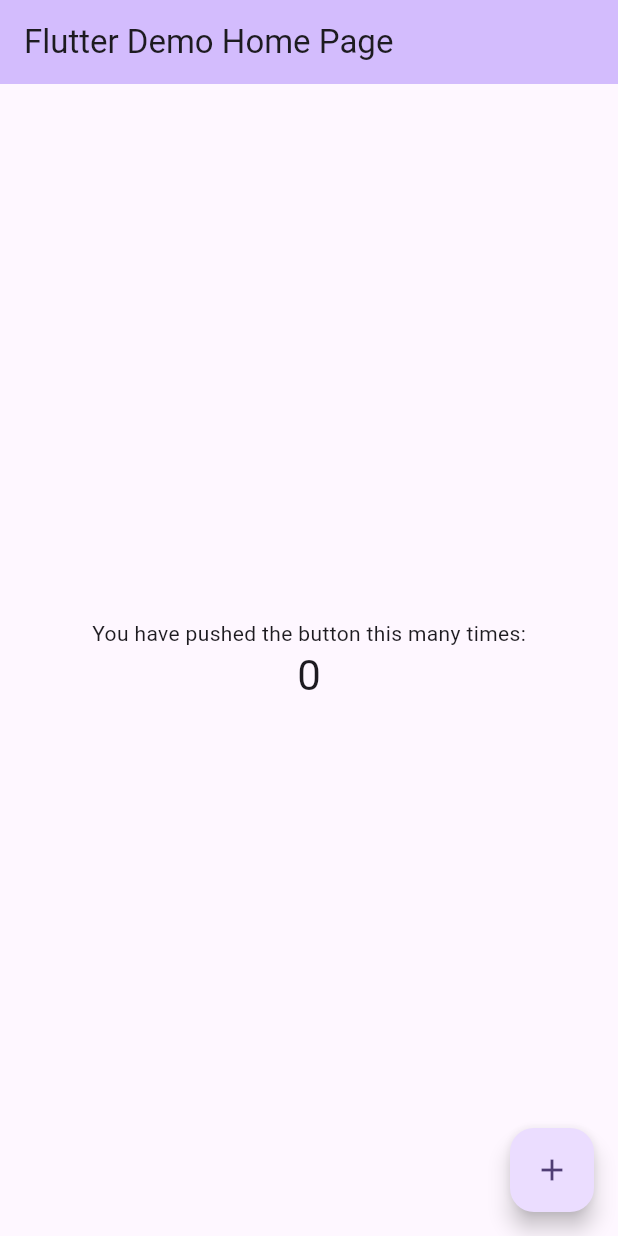
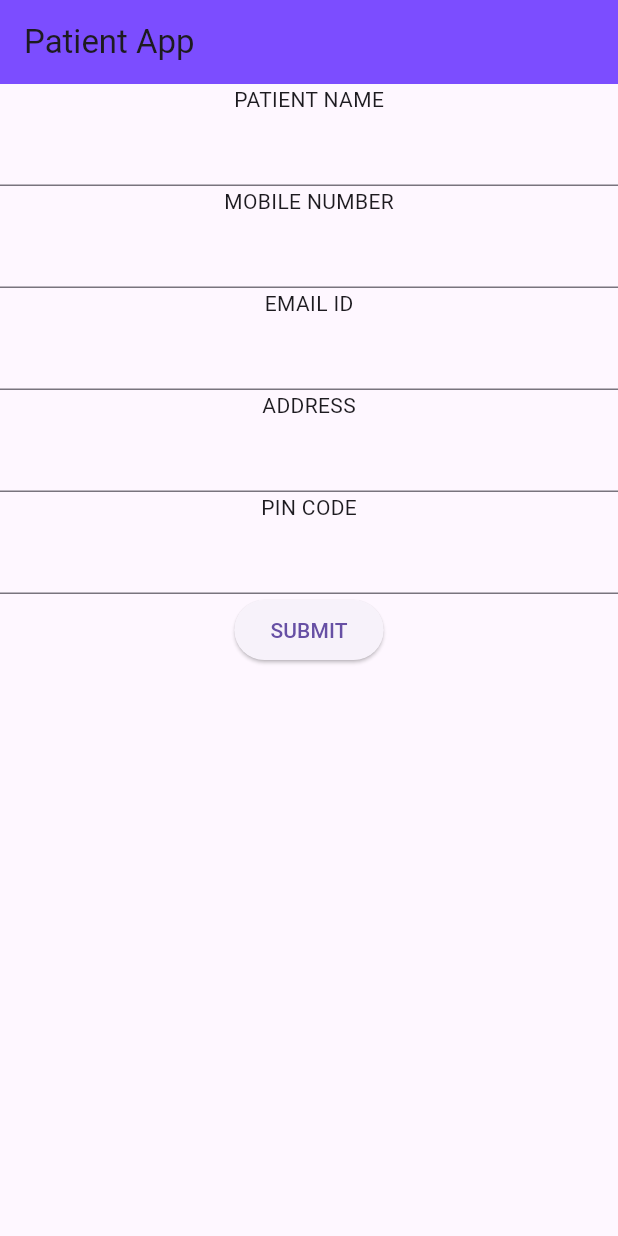
Before and after one commit to safabeegum/FLUTTER_PATIENT_APP, a Flutter app: the screen it shows after launch, on a phone screen of 412 x 824 dp. Run offline on Flutter 3.47's test engine with Material 3 defaults, Android fonts, the phone set to English and light mode, and no system bars.

Commit message:
Form Created

```diff
--- a/lib/main.dart
+++ b/lib/main.dart
@@ -1,125 +1,41 @@
 import 'package:flutter/material.dart';
 
-void main() {
-  runApp(const MyApp());
+void main()
+{
+  runApp(Patient());
 }
 
-class MyApp extends StatelessWidget {
-  const MyApp({super.key});
+class Patient extends StatelessWidget {
+  const Patient({super.key});
 
-  // This widget is the root of your application.
   @override
   Widget build(BuildContext context) {
     return MaterialApp(
-      title: 'Flutter Demo',
-      theme: ThemeData(
-        // This is the theme of your application.
-        //
-        // TRY THIS: Try running your application with "flutter run". You'll see
-        // the application has a purple toolbar. Then, without quitting the app,
-        // try changing the seedColor in the colorScheme below to Colors.green
-        // and then invoke "hot reload" (save your changes or press the "hot
-        // reload" button in a Flutter-supported IDE, or press "r" if you used
-        // the command line to start the app).
-        //
-        // Notice that the counter didn't reset back to zero; the application
-        // state is not lost during the reload. To reset the state, use hot
-        // restart instead.
-        //
-        // This works for code too, not just values: Most code changes can be
-        // tested with just a hot reload.
-        colorScheme: ColorScheme.fromSeed(seedColor: Colors.deepPurple),
-        useMaterial3: true,
+      home: Scaffold(
+        appBar: AppBar(
+          title: Text("Patient App"),
+          backgroundColor: Colors.deepPurpleAccent,
+        ),
+        body: Container(
+          child: Column(
+            children: [
+              Text("PATIENT NAME"),
+              TextField(),
+              Text("MOBILE NUMBER"),
+              TextField(),
+              Text("EMAIL ID"),
+              TextField(),
+              Text("ADDRESS"),
+              TextField(),
+              Text("PIN CODE"),
+              TextField(),
+              ElevatedButton(onPressed: (){
+
+              }, child: Text("SUBMIT"))
+            ],
+          ),
+        ),
       ),
-      home: const MyHomePage(title: 'Flutter Demo Home Page'),
     );
   }
 }
-
-class MyHomePage extends StatefulWidget {
-  const MyHomePage({super.key, required this.title});
-
-  // This widget is the home page of your application. It is stateful, meaning
-  // that it has a State object (defined below) that contains fields that affect
-  // how it looks.
-
-  // This class is the configuration for the state. It holds the values (in this
-  // case the title) provided by the parent (in this case the App widget) and
-  // used by the build method of the State. Fields in a Widget subclass are
-  // always marked "final".
-
-  final String title;
-
-  @override
-  State<MyHomePage> createState() => _MyHomePageState();
-}
-
-class _MyHomePageState extends State<MyHomePage> {
-  int _counter = 0;
-
-  void _incrementCounter() {
-    setState(() {
-      // This call to setState tells the Flutter framework that something has
-      // changed in this State, which causes it to rerun the build method below
-      // so that the display can reflect the updated values. If we changed
-      // _counter without calling setState(), then the build method would not be
-      // called again, and so nothing would appear to happen.
-      _counter++;
-    });
-  }
-
-  @override
-  Widget build(BuildContext context) {
-    // This method is rerun every time setState is called, for instance as done
-    // by the _incrementCounter method above.
-    //
-    // The Flutter framework has been optimized to make rerunning build methods
-    // fast, so that you can just rebuild anything that needs updating rather
-    // than having to individually change instances of widgets.
-    return Scaffold(
-      appBar: AppBar(
-        // TRY THIS: Try changing the color here to a specific color (to
-        // Colors.amber, perhaps?) and trigger a hot reload to see the AppBar
-        // change color while the other colors stay the same.
-        backgroundColor: Theme.of(context).colorScheme.inversePrimary,
-        // Here we take the value from the MyHomePage object that was created by
-        // the App.build method, and use it to set our appbar title.
-        title: Text(widget.title),
-      ),
-      body: Center(
-        // Center is a layout widget. It takes a single child and positions it
-        // in the middle of the parent.
-        child: Column(
-          // Column is also a layout widget. It takes a list of children and
-          // arranges them vertically. By default, it sizes itself to fit its
-          // children horizontally, and tries to be as tall as its parent.
-          //
-          // Column has various properties to control how it sizes itself and
-          // how it positions its children. Here we use mainAxisAlignment to
-          // center the children vertically; the main axis here is the vertical
-          // axis because Columns are vertical (the cross axis would be
-          // horizontal).
-          //
-          // TRY THIS: Invoke "debug painting" (choose the "Toggle Debug Paint"
-          // action in the IDE, or press "p" in the console), to see the
-          // wireframe for each widget.
-          mainAxisAlignment: MainAxisAlignment.center,
-          children: <Widget>[
-            const Text(
-              'You have pushed the button this many times:',
-            ),
-            Text(
-              '$_counter',
-              style: Theme.of(context).textTheme.headlineMedium,
-            ),
-          ],
-        ),
-      ),
-      floatingActionButton: FloatingActionButton(
-        onPressed: _incrementCounter,
-        tooltip: 'Increment',
-        child: const Icon(Icons.add),
-      ), // This trailing comma makes auto-formatting nicer for build methods.
-    );
-  }
-}
```
